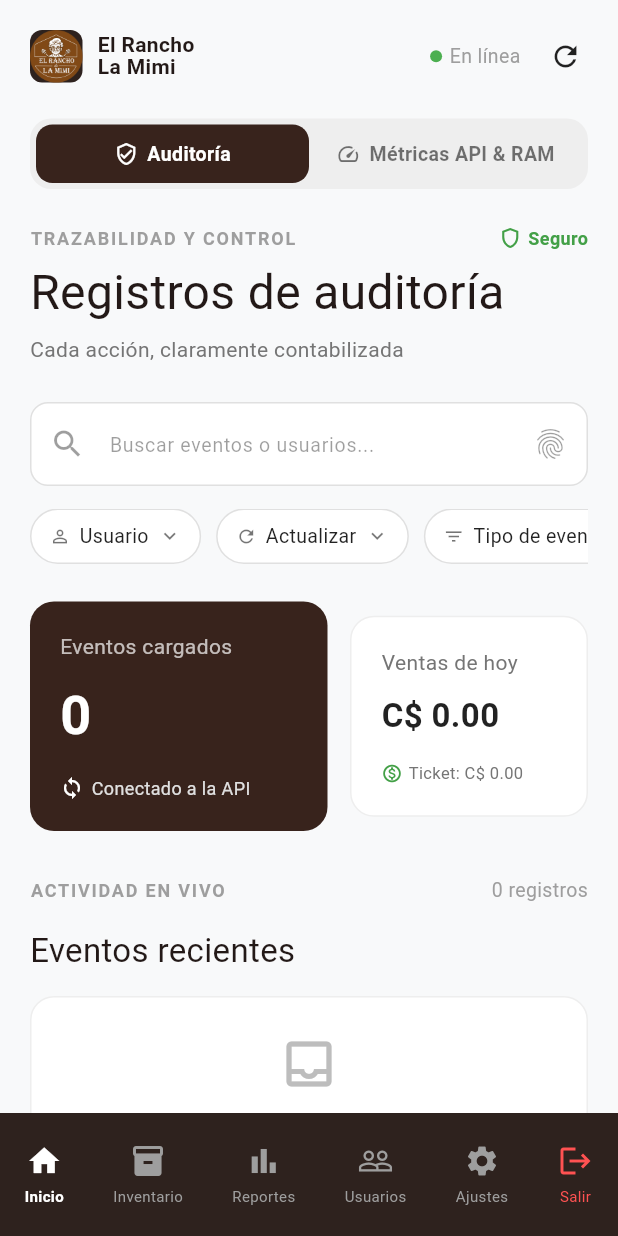
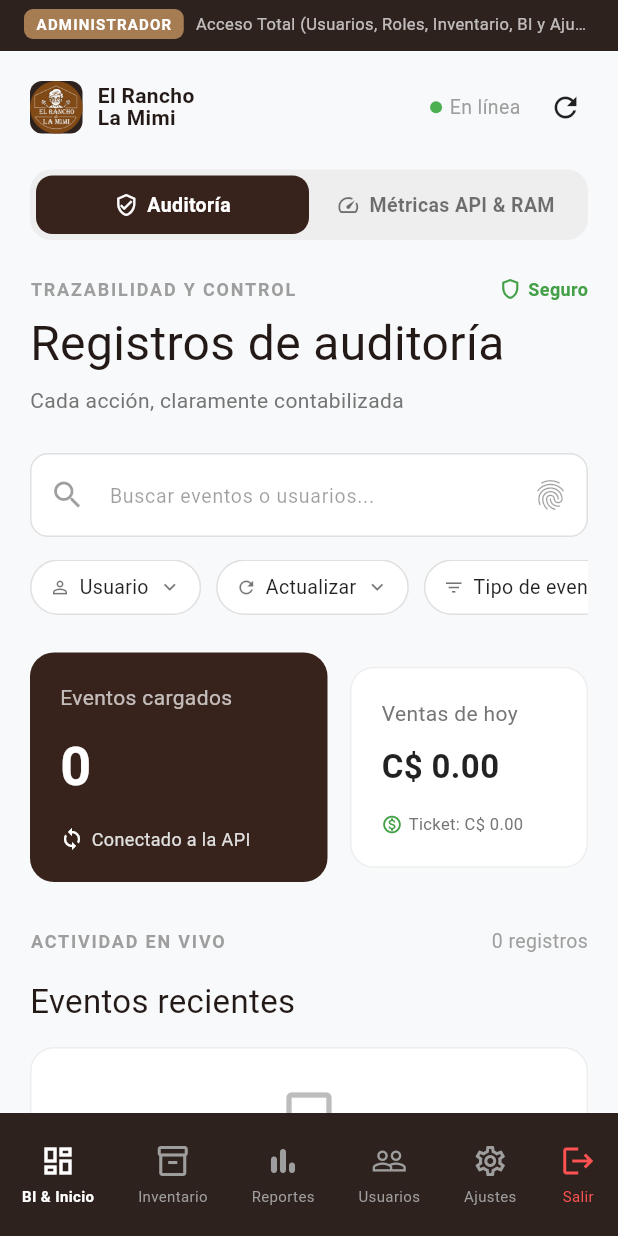
Before and after one commit to Juanexee/SistemaMovil, a Flutter app: the ManagerScreen screen opened directly, on a phone screen of 412 x 824 dp. Run offline on Flutter 3.47's test engine with Material 3 defaults, Android fonts, the phone set to English and light mode, and no system bars; our stand-ins replace flutter_dotenv, flutter_secure_storage, get_it; accounts and stored records are empty; network calls fail.

Commit message:
avegación y detección de roles

```diff
--- a/lib/data/models/auth_model.dart
+++ b/lib/data/models/auth_model.dart
@@ -2,6 +2,7 @@
 // auth_model.dart
 // Modelos para el login: lo que mando y lo que recibo
 // =========================================================
+import 'dart:convert';
 
 // Lo que mando al servidor para iniciar sesion
 class LoginRequest {
@@ -14,7 +15,6 @@ class LoginRequest {
     required this.password,
   }) : usuario = usuario ?? email ?? '';
 
-  // Convierto el objeto a Map para mandarlo como JSON en el POST
   Map<String, dynamic> toJson() => {
         'nombreUsuario': usuario,
         'NombreUsuario': usuario,
@@ -27,10 +27,10 @@ class LoginRequest {
 
 // Lo que me regresa el servidor despues de un login exitoso
 class LoginResponse {
-  final String token;     // El JWT que uso en todas las peticiones
-  final String userName;  // Nombre del usuario que inicio sesion
-  final String role;      // Su rol: Gerente, Administrador, Supervisor
-  final String? expiresAt;// Cuando expira el token (puede venir o no)
+  final String token; // El JWT que uso en todas las peticiones
+  final String userName; // Nombre del usuario que inicio sesion
+  final String role; // Su rol: Gerente, Administrador, Supervisor, Mesero
+  final String? expiresAt; // Cuando expira el token (puede venir o no)
 
   LoginResponse({
     required this.token,
@@ -40,11 +40,63 @@ class LoginResponse {
   });
 
   factory LoginResponse.fromJson(Map<String, dynamic> json) {
+    final rawToken = (json['token'] ?? json['Token'] ?? '').toString().trim();
+
+    // Extraemos claims del JWT en caso de que el rol o usuario venga codificado dentro del token
+    Map<String, dynamic> jwtClaims = {};
+    if (rawToken.contains('.')) {
+      try {
+        final parts = rawToken.split('.');
+        if (parts.length >= 2) {
+          final normalized = base64Url.normalize(parts[1]);
+          final payloadStr = utf8.decode(base64Url.decode(normalized));
+          final decoded = jsonDecode(payloadStr);
+          if (decoded is Map<String, dynamic>) {
+            jwtClaims = decoded;
+          }
+        }
+      } catch (_) {}
+    }
+
+    // Mapeo exhaustivo de rol desde JSON o desde los claims del JWT
+    final rawRole = json['role'] ??
+        json['Role'] ??
+        json['rol'] ??
+        json['Rol'] ??
+        json['rolNombre'] ??
+        json['RolNombre'] ??
+        json['nombreRol'] ??
+        json['rolID'] ??
+        json['rolId'] ??
+        json['idRol'] ??
+        jwtClaims['role'] ??
+        jwtClaims['Role'] ??
+        jwtClaims['rol'] ??
+        jwtClaims['rolId'] ??
+        jwtClaims['rolID'] ??
+        jwtClaims[
+            'http://schemas.microsoft.com/ws/2008/06/identity/claims/role'] ??
+        '';
+
+    // Mapeo exhaustivo de nombre de usuario desde JSON o JWT
+    final rawUser = json['userName'] ??
+        json['UserName'] ??
+        json['nombreUsuario'] ??
+        json['NombreUsuario'] ??
+        json['nombre'] ??
+        json['Nombre'] ??
+        jwtClaims['unique_name'] ??
+        jwtClaims['name'] ??
+        jwtClaims[
+            'http://schemas.xmlsoap.org/ws/2005/05/identity/claims/name'] ??
+        jwtClaims['sub'] ??
+        '';
+
     return LoginResponse(
-      token:     json['token'] ?? json['Token'] ?? '',
-      userName:  json['userName'] ?? json['UserName'] ?? json['nombreUsuario'] ?? json['NombreUsuario'] ?? '',
-      role:      json['role'] ?? json['Role'] ?? json['rol'] ?? json['Rol'] ?? '',
-      expiresAt: json['expiresAt'] ?? json['ExpiresAt'],
+      token: rawToken,
+      userName: rawUser.toString(),
+      role: rawRole.toString(),
+      expiresAt: (json['expiresAt'] ?? json['ExpiresAt'])?.toString(),
     );
   }
 }
--- a/lib/presentation/screens/main/manager_screen.dart
+++ b/lib/presentation/screens/main/manager_screen.dart
@@ -40,47 +40,60 @@ class ManagerScreen extends StatefulWidget {
 class _ManagerScreenState extends State<ManagerScreen> {
   int _currentIndex = 0;
   String _resolvedRole = '';
+  String _resolvedUser = '';
 
   @override
   void initState() {
     super.initState();
     _resolvedRole = (widget.role ?? '').trim().toLowerCase();
-    _cargarRolSiFalta();
+    _cargarDatosSesion();
   }
 
-  Future<void> _cargarRolSiFalta() async {
-    if (_resolvedRole.isNotEmpty) return;
+  Future<void> _cargarDatosSesion() async {
     try {
-      final stored = await sl<AuthService>().getUserRole();
-      if (mounted && stored != null && stored.trim().isNotEmpty) {
-        setState(() {
-          _resolvedRole = stored.trim().toLowerCase();
-        });
-      }
+      final authService = sl<AuthService>();
+      final storedRole = await authService.getUserRole();
+      final storedUser = await authService.getUserName();
+      if (!mounted) return;
+      setState(() {
+        if (_resolvedRole.isEmpty &&
+            storedRole != null &&
+            storedRole.trim().isNotEmpty) {
+          _resolvedRole = storedRole.trim().toLowerCase();
+        }
+        if (storedUser != null && storedUser.trim().isNotEmpty) {
+          _resolvedUser = storedUser.trim();
+        }
+      });
     } catch (_) {}
   }
 
-  // Construye las pestañas según el perfil y permisos definidos para cada rol:
-  // - Administrador (rolID 1): Acceso Total (Inicio/Auditoría/Métricas, Inventario, Reportes, Usuarios, Ajustes)
-  // - Gerente (rolID 1004): Módulo Analítico y BI (Inicio/KPIs/Auditoría/Métricas MongoDB, Reportes, Inventario, Ajustes)
-  // - Supervisor (rolID 1005): Módulo de Monitoreo (Inventario/Alertas de stock crítico y Consulta de Facturación/Ventas)
+  // Construye las pestañas estrictamente según el rol y lo que puede ver en la matriz oficial:
+  // 1. Gerente (rolID 1004): Módulo Analítico y BI
+  //    -> Dashboards gerenciales, KPIs de ventas, margen de ganancia, ticket promedio,
+  //       gráficos de tendencias y consulta de auditoría/métricas en MongoDB.
+  // 2. Supervisor (rolID 1005): Módulo de Monitoreo
+  //    -> Supervisión de inventario de insumos, alertas de stock mínimo crítico
+  //       y consulta de facturación/ventas.
+  // 3. Administrador (rolID 1): Acceso Total
+  //    -> Control total sobre usuarios, roles, configuraciones generales, inventario y reportes.
   List<_NavTabConfig> _tabsForRole(String roleLower) {
-    if (roleLower.contains('super')) {
+    if (roleLower.contains('super') || roleLower == '1005') {
       return const [
         _NavTabConfig(
-          icon: Icons.inventory_2,
+          icon: Icons.inventory_2_outlined,
           label: 'Inventario',
           screen: InventoryScreen(),
         ),
         _NavTabConfig(
-          icon: Icons.bar_chart,
-          label: 'Ventas',
+          icon: Icons.receipt_long_outlined,
+          label: 'Facturación',
           screen: SalesHistoryScreen(),
         ),
       ];
     }
 
-    if (roleLower.contains('gerente')) {
+    if (roleLower.contains('gerente') || roleLower == '1004') {
       return const [
         _NavTabConfig(
           icon: Icons.analytics_outlined,
@@ -88,37 +101,27 @@ class _ManagerScreenState extends State<ManagerScreen> {
           screen: AuditLogsScreen(),
         ),
         _NavTabConfig(
-          icon: Icons.bar_chart,
-          label: 'Ventas',
+          icon: Icons.trending_up_rounded,
+          label: 'KPIs & Ventas',
           screen: SalesHistoryScreen(),
-        ),
-        _NavTabConfig(
-          icon: Icons.inventory_2,
-          label: 'Inventario',
-          screen: InventoryScreen(),
-        ),
-        _NavTabConfig(
-          icon: Icons.settings,
-          label: 'Ajustes',
-          screen: SettingsScreen(),
         ),
       ];
     }
 
-    // Por defecto: Administrador (Acceso Total)
+    // Por defecto: Administrador (rolID 1) — Acceso Total
     return const [
       _NavTabConfig(
-        icon: Icons.home,
-        label: 'Inicio',
+        icon: Icons.dashboard_outlined,
+        label: 'BI & Inicio',
         screen: AuditLogsScreen(),
       ),
       _NavTabConfig(
-        icon: Icons.inventory_2,
+        icon: Icons.inventory_2_outlined,
         label: 'Inventario',
         screen: InventoryScreen(),
       ),
       _NavTabConfig(
-        icon: Icons.bar_chart,
+        icon: Icons.bar_chart_rounded,
         label: 'Reportes',
         screen: SalesHistoryScreen(),
       ),
@@ -128,27 +131,100 @@ class _ManagerScreenState extends State<ManagerScreen> {
         screen: UserManagementScreen(),
       ),
       _NavTabConfig(
-        icon: Icons.settings,
+        icon: Icons.settings_outlined,
         label: 'Ajustes',
         screen: SettingsScreen(),
       ),
     ];
   }
 
+  Map<String, String> _roleMeta(String roleLower) {
+    if (roleLower.contains('super') || roleLower == '1005') {
+      return {
+        'title': 'Supervisor',
+        'module': 'Módulo de Monitoreo (Inventario y Facturación)',
+      };
+    }
+    if (roleLower.contains('gerente') || roleLower == '1004') {
+      return {
+        'title': 'Gerente',
+        'module': 'Módulo Analítico y BI (KPIs y Auditoría MongoDB)',
+      };
+    }
+    return {
+      'title': 'Administrador',
+      'module': 'Acceso Total (Usuarios, Roles, Inventario, BI y Ajustes)',
+    };
+  }
+
   @override
   Widget build(BuildContext context) {
-    final authRole = context.watch<AuthProvider>().loginResponse?.role ?? '';
+    final authResp = context.watch<AuthProvider>().loginResponse;
+    final authRole = authResp?.role ?? '';
     final effectiveRole = _resolvedRole.isNotEmpty
         ? _resolvedRole
         : authRole.toLowerCase();
+    final effectiveUser = (authResp?.userName.isNotEmpty == true)
+        ? authResp!.userName
+        : (_resolvedUser.isNotEmpty ? _resolvedUser : 'Usuario');
 
     final tabs = _tabsForRole(effectiveRole);
     final safeIndex = _currentIndex.clamp(0, tabs.length - 1);
+    final meta = _roleMeta(effectiveRole);
 
     return Scaffold(
-      body: IndexedStack(
-        index: safeIndex,
-        children: tabs.map((t) => t.screen).toList(),
+      body: Column(
+        children: [
+          // Barra superior con el rol activo y los permisos habilitados
+          Container(
+            width: double.infinity,
+            color: const Color(0xFF2E221E),
+            padding: EdgeInsets.only(
+              top: MediaQuery.of(context).padding.top + 6,
+              bottom: 8,
+              left: 16,
+              right: 16,
+            ),
+            child: Row(
+              children: [
+                Container(
+                  padding:
+                      const EdgeInsets.symmetric(horizontal: 8, vertical: 3),
+                  decoration: BoxDecoration(
+                    color: const Color(0xFFa67c52),
+                    borderRadius: BorderRadius.circular(6),
+                  ),
+                  child: Text(
+                    meta['title']!.toUpperCase(),
+                    style: const TextStyle(
+                      color: Colors.white,
+                      fontSize: 10,
+                      fontWeight: FontWeight.bold,
+                      letterSpacing: 0.8,
+                    ),
+                  ),
+                ),
+                const SizedBox(width: 8),
+                Expanded(
+                  child: Text(
+                    '${meta['module']} • $effectiveUser',
+                    style: const TextStyle(
+                      color: Colors.white70,
+                      fontSize: 11,
+                    ),
+                    overflow: TextOverflow.ellipsis,
+                  ),
+                ),
+              ],
+            ),
+          ),
+          Expanded(
+            child: IndexedStack(
+              index: safeIndex,
+              children: tabs.map((t) => t.screen).toList(),
+            ),
+          ),
+        ],
       ),
       bottomNavigationBar: Container(
         padding: const EdgeInsets.symmetric(vertical: 15),
```
Also changed, not shown: lib/presentation/screens/main/waiter_screen.dart (+96 -18 lines). Lines whose indentation alone changed are shown as unchanged.
